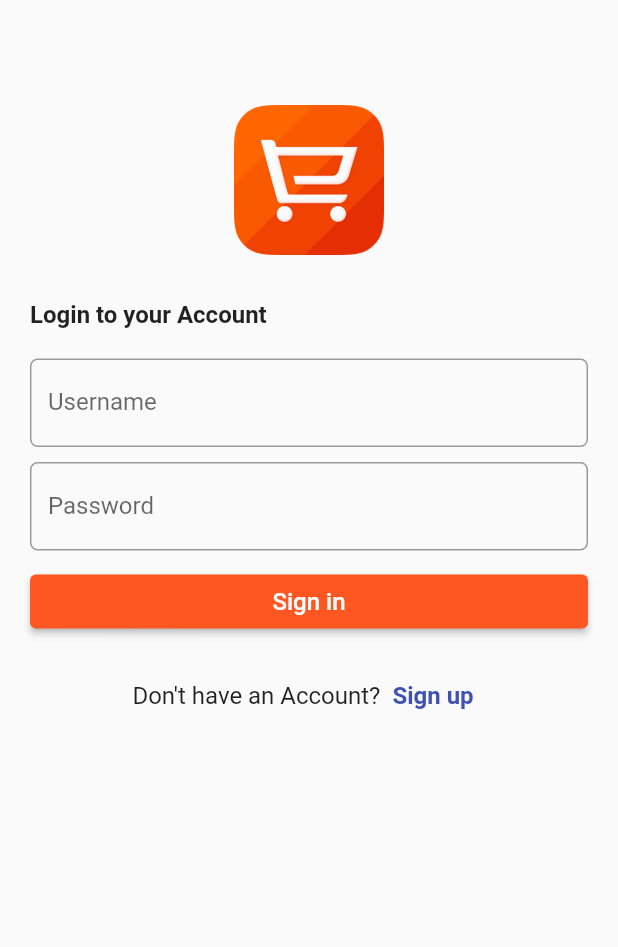
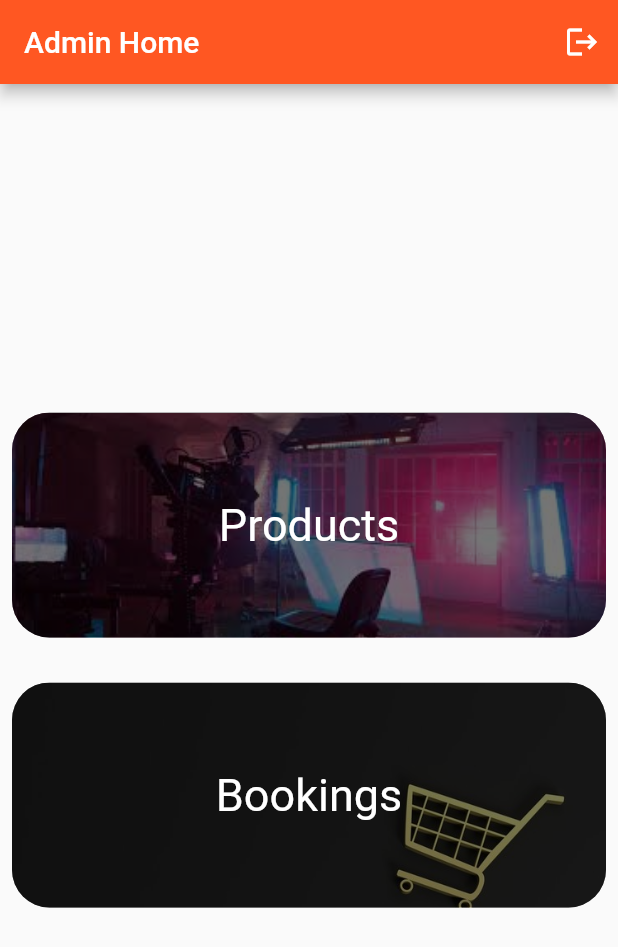
Before and after one commit to santoshghimire007/MajorProject_Ecommerce, a Flutter app: the screen it shows after launch, on a phone screen of 412 x 824 dp. Shown: the top 947 px of the screen. Run offline on Flutter 3.47's test engine with Material 2 defaults, Android fonts, the phone set to English and light mode, and no system bars; our stand-ins replace carousel_slider, loading_indicator, shared_preferences.

Commit message:
changes made

```diff
--- a/lib/main.dart
+++ b/lib/main.dart
@@ -1,4 +1,6 @@
-import 'package:ecommerce_major_project/views/screens/login_screen.dart';
+// import 'package:ecommerce_major_project/views/screens/login_screen.dart';
+import 'package:ecommerce_major_project/views/screens/adminScreens/admin_home_screen.dart';
+import 'package:ecommerce_major_project/views/splash_screen.dart';
 import 'package:flutter/material.dart';
 
 void main() {
@@ -13,7 +15,7 @@ class MyApp extends StatelessWidget {
     return MaterialApp(
       debugShowCheckedModeBanner: false,
       theme: ThemeData(primarySwatch: Colors.deepOrange),
-      home: const LoginScreen(),
+      home: const AdminHomeScreen(),
     );
   }
 }
--- /dev/null
+++ b/lib/views/screens/adminScreens/admin_home_screen.dart
@@ -0,0 +1,82 @@
+import 'package:ecommerce_major_project/views/screens/adminScreens/admin_products_screen.dart';
+import 'package:flutter/material.dart';
+
+class AdminHomeScreen extends StatelessWidget {
+  const AdminHomeScreen({Key? key}) : super(key: key);
+
+  @override
+  Widget build(BuildContext context) {
+    return Scaffold(
+      appBar: AppBar(title: const Text('Admin Home'), actions: [
+        IconButton(onPressed: () {}, icon: const Icon(Icons.logout))
+      ]),
+      body: Padding(
+        padding: const EdgeInsets.all(8.0),
+        child: Column(
+          mainAxisAlignment: MainAxisAlignment.center,
+          crossAxisAlignment: CrossAxisAlignment.center,
+          children: <Widget>[
+            GestureDetector(
+              onTap: () {
+                Navigator.push(
+                    context,
+                    MaterialPageRoute(
+                        builder: (context) => const AdminProductsScreen()));
+              },
+              child: Container(
+                  height: 150,
+                  decoration: BoxDecoration(
+                      borderRadius: BorderRadius.circular(25),
+                      image: const DecorationImage(
+                          image: AssetImage('assets/images/product.jpg'),
+                          fit: BoxFit.cover)),
+                  child: Stack(
+                    children: [
+                      Container(
+                        height: 150,
+                        decoration: BoxDecoration(
+                            color: Colors.black54,
+                            borderRadius: BorderRadius.circular(25)),
+                      ),
+                      const Center(
+                          child: Text(
+                        'Products',
+                        style: TextStyle(fontSize: 30, color: Colors.white),
+                      )),
+                    ],
+                  )),
+            ),
+            const SizedBox(
+              height: 30,
+            ),
+            GestureDetector(
+              onTap: () {},
+              child: Container(
+                  height: 150,
+                  decoration: BoxDecoration(
+                      borderRadius: BorderRadius.circular(25),
+                      image: const DecorationImage(
+                          image: AssetImage('assets/images/booking.jpg'),
+                          fit: BoxFit.cover)),
+                  child: Stack(
+                    children: [
+                      Container(
+                        height: 150,
+                        decoration: BoxDecoration(
+                            color: Colors.black54,
+                            borderRadius: BorderRadius.circular(25)),
+                      ),
+                      const Center(
+                          child: Text(
+                        'Bookings',
+                        style: TextStyle(fontSize: 30, color: Colors.white),
+                      )),
+                    ],
+                  )),
+            )
+          ],
+        ),
+      ),
+    );
+  }
+}
--- a/lib/views/screens/login_screen.dart
+++ b/lib/views/screens/login_screen.dart
@@ -5,6 +5,7 @@ import 'package:ecommerce_major_project/views/screens/homeScreen/user_home_scree
 import 'package:ecommerce_major_project/views/screens/signup_screen.dart';
 import 'package:ecommerce_major_project/views/widgets/textfield_widget.dart';
 import 'package:flutter/material.dart';
+import 'package:loading_indicator/loading_indicator.dart';
 import 'package:shared_preferences/shared_preferences.dart';
 
 class LoginScreen extends StatefulWidget {
@@ -20,6 +21,7 @@ class _LoginScreenState extends State<LoginScreen> {
 
   late SharedPreferences loginCheck;
   late bool newUser;
+  String? userdata;
 
   setAccount() async {
     SharedPreferences loginData = await SharedPreferences.getInstance();
@@ -29,7 +31,7 @@ class _LoginScreenState extends State<LoginScreen> {
 
   alreadyLoginCheck() async {
     loginCheck = await SharedPreferences.getInstance();
-    String? userdata = (loginCheck.getString('Username'));
+    userdata = (loginCheck.getString('Username'));
     if (userdata == 'admin') {
       Navigator.pushReplacement(context,
           MaterialPageRoute(builder: (context) => const UserHomeScreen()));
@@ -116,9 +118,7 @@ class _LoginScreenState extends State<LoginScreen> {
                       style: TextStyle(fontSize: 16),
                     ))),
             const SizedBox(height: 15),
-              Row(
-                  mainAxisAlignment: MainAxisAlignment.center,
-                  children: <Widget>[
+            Row(mainAxisAlignment: MainAxisAlignment.center, children: <Widget>[
               const Text("Don't have an Account?",
                   style: TextStyle(fontSize: 16)),
               TextButton(
@@ -137,7 +137,6 @@ class _LoginScreenState extends State<LoginScreen> {
           ])),
         ),
       ),
-      ),
-    );
+    ));
   }
 }
--- a/pubspec.yaml
+++ b/pubspec.yaml
@@ -32,6 +32,7 @@ dependencies:
   http: ^0.13.4
   carousel_slider: ^4.1.1
   shared_preferences: ^2.0.15
+  loading_indicator:
 
 
   # The following adds the Cupertino Icons font to your application.
@@ -63,6 +64,7 @@ flutter:
   # To add assets to your application, add an assets section, like this:
   assets:
     - assets/images/
+    - assets/splash/splash.png
 
   # An image asset can refer to one or more resolution-specific "variants", see
   # https://flutter.dev/assets-and-images/#resolution-aware.
```
Also changed, not shown: lib/views/screens/adminScreens/add_products_screen.dart (added, +55 -0 lines), lib/views/screens/adminScreens/admin_products_screen.dart (added, +62 -0 lines), lib/views/screens/cart_screen.dart (+89 -11 lines), lib/views/screens/homeScreen/user_home_screen.dart (+24 -3 lines), lib/views/screens/product_details_page.dart (+25 -3 lines), lib/views/splash_screen.dart (added, +71 -0 lines), assets/images/booking.jpg (added), assets/images/elogo.jpg (deleted), assets/images/product.jpg (added), assets/images/sp1.gif (added), assets/splash/splash.png (added), lib/views/screens/adminScreens/booking_list_screen.dart (added), pubspec.lock. Lines whose indentation alone changed are shown as unchanged.
